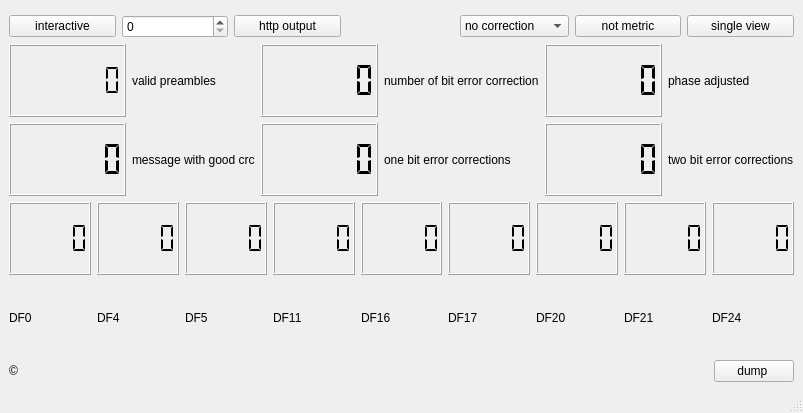
This is qt-1090.ui in JvanKatwijk/qt-1090 as Qt 5 draws it before an edit. The edited form follows.
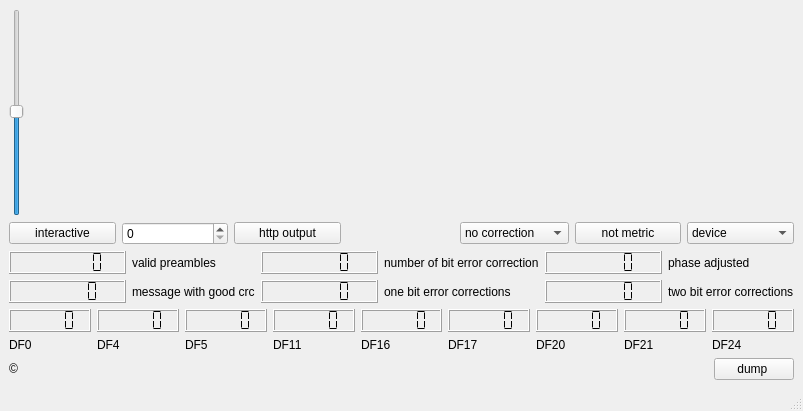
This is the edited form. Custom widgets are drawn as their Qt base class.

Diff of the .ui file:
```diff
--- a/qt-1090.ui
+++ b/qt-1090.ui
@@ -7,7 +7,7 @@
     <x>0</x>
     <y>0</y>
     <width>803</width>
-    <height>413</height>
+    <height>411</height>
    </rect>
   </property>
   <property name="windowTitle">
@@ -16,14 +16,34 @@
   <widget class="QWidget" name="centralwidget">
    <layout class="QVBoxLayout" name="verticalLayout">
     <item>
-     <widget class="QwtPlot" name="dumpview">
+     <layout class="QHBoxLayout" name="horizontalLayout_3">
+      <item>
+       <widget class="QSlider" name="amplitudeSlider">
+        <property name="value">
+         <number>50</number>
+        </property>
+        <property name="orientation">
+         <enum>Qt::Vertical</enum>
+        </property>
+       </widget>
+      </item>
+      <item>
+       <widget class="QwtPlot" name="plotgrid">
       <property name="sizePolicy">
        <sizepolicy hsizetype="MinimumExpanding" vsizetype="Maximum">
         <horstretch>0</horstretch>
         <verstretch>0</verstretch>
        </sizepolicy>
       </property>
-     </widget>
+        <property name="maximumSize">
+         <size>
+          <width>16777215</width>
+          <height>151</height>
+         </size>
+        </property>
+       </widget>
+      </item>
+     </layout>
     </item>
     <item>
      <layout class="QHBoxLayout" name="horizontalLayout">
@@ -35,7 +55,11 @@
        </widget>
       </item>
       <item>
-       <widget class="QSpinBox" name="ttl_selector"/>
+       <widget class="QSpinBox" name="ttl_selector">
+        <property name="toolTip">
+         <string>&lt;html&gt;&lt;head/&gt;&lt;body&gt;&lt;p&gt;selector for the duration that a visible is still listed while waiting for messages to be received&lt;/p&gt;&lt;/body&gt;&lt;/html&gt;</string>
+        </property>
+       </widget>
       </item>
       <item>
        <widget class="QPushButton" name="httpButton">
@@ -84,10 +108,15 @@
        </widget>
       </item>
       <item>
-       <widget class="QPushButton" name="viewButton">
+       <widget class="QComboBox" name="deviceSelector">
+        <property name="toolTip">
+         <string>&lt;html&gt;&lt;head/&gt;&lt;body&gt;&lt;p&gt;Select a device. Software can handle a variety of devices - depending on the configuration.&lt;/p&gt;&lt;p&gt;Once a device is selected and could be opened, the combobox will be hidden.&lt;/p&gt;&lt;/body&gt;&lt;/html&gt;</string>
+        </property>
+        <item>
         <property name="text">
-         <string>single view</string>
-        </property>
+          <string>device</string>
+         </property>
+        </item>
        </widget>
       </item>
      </layout>
```
Left out of the diff: 17 changed lines with no effect on the pictures. Lines whose indentation alone changed are shown as unchanged.
